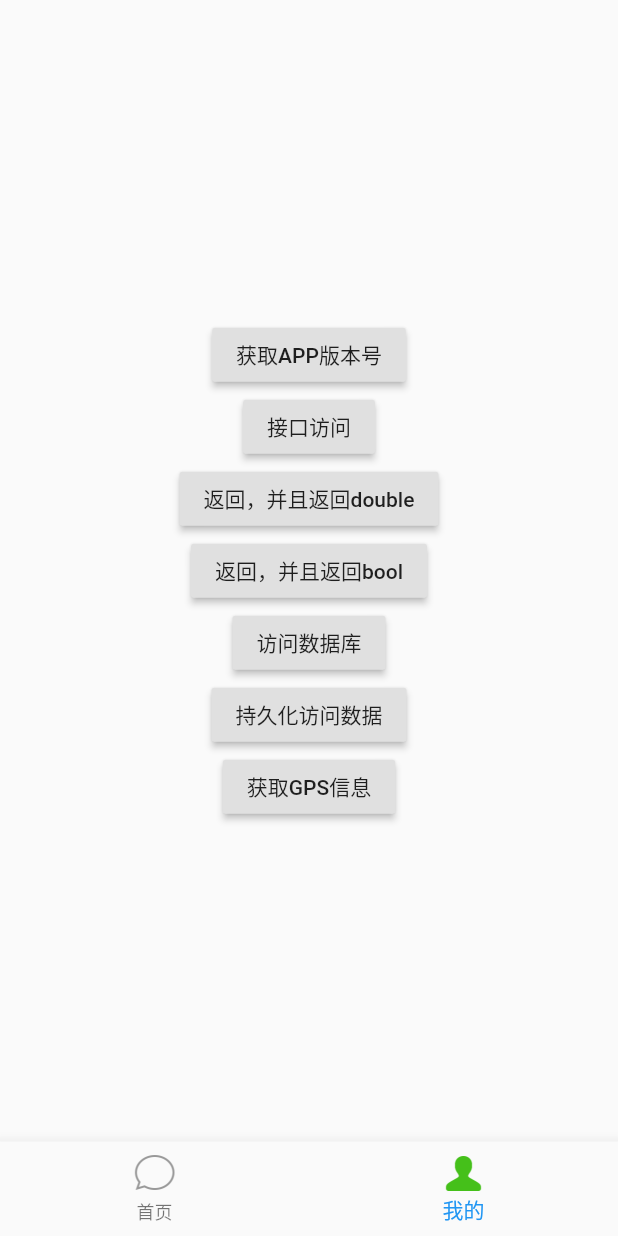
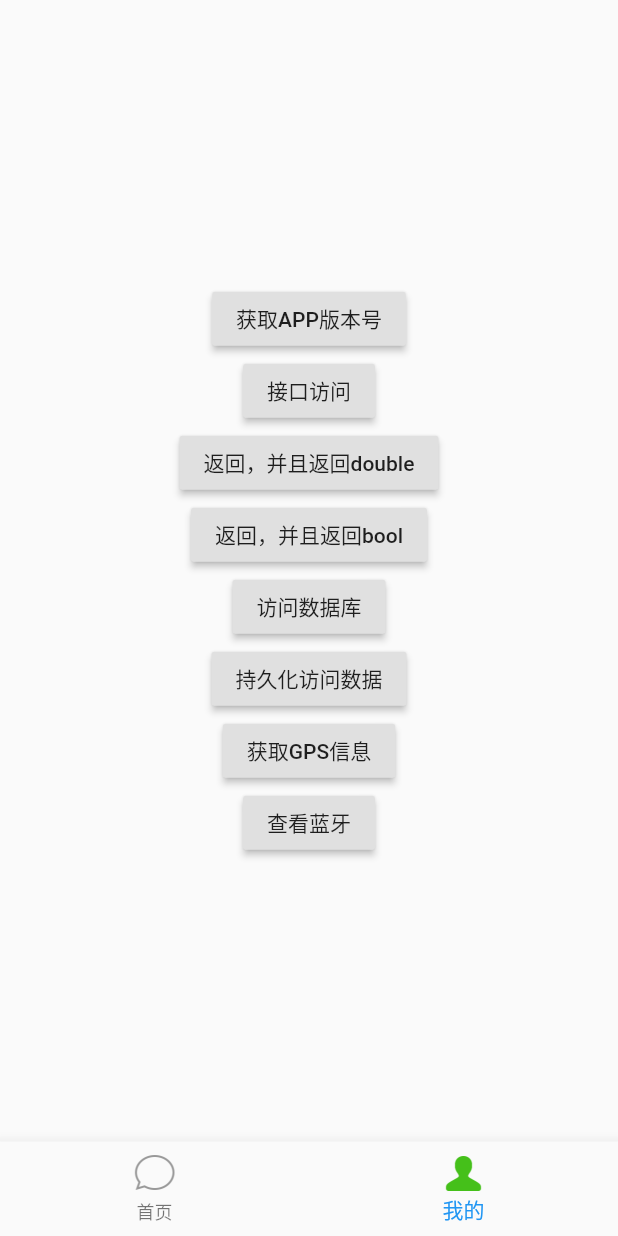
Before and after one commit to TomMi23/MiZiFlutterApp, a Flutter app: the screen it shows after launch, item 2 of the bottom bar chosen, on a phone screen of 412 x 824 dp. Run offline on Flutter 3.47's test engine with Material 2 defaults, Android fonts, the phone set to English and light mode, and no system bars; our stand-ins replace connectivity, dio, fluro, flutter_screenutil, fluttertoast, font_awesome_flutter and 3 more; missing offline and left inert: amap_location, amap_map_fluttify; accounts and stored records are empty.

Commit message:
完成对于蓝牙的开发

```diff
--- a/mizi_flutter_app/lib/common/route/Named_Router.dart
+++ b/mizi_flutter_app/lib/common/route/Named_Router.dart
@@ -3,6 +3,7 @@
 //import 'package:app_jdq_flutter/page/loginPage.dart';
 //import 'package:app_jdq_flutter/page/yifenqiPage.dart';
 import 'package:app/page/amap/GpsPage.dart';
+import 'package:app/page/bluetooth/BluetoothPage.dart';
 import 'package:app/page/gmap/GoogleMapPage.dart';
 import 'package:app/page/login/LoginPage.dart';
 import 'package:app/page/main/HomeTabPage.dart';
@@ -30,6 +31,7 @@ class NamedRouter {
       '/loginPage': (context) => LoginPage(),
       '/googleMapPage': (context) => GoogleMapPage(),
       '/AMapPage': (context) => GpsPage(),
+      '/BluetoothPage': (context) => BluetoothPage(),
     };
     return routes;
   }
--- a/mizi_flutter_app/lib/config/NavigatorUtil.dart
+++ b/mizi_flutter_app/lib/config/NavigatorUtil.dart
@@ -35,6 +35,10 @@ class NavigatorUtil {
   static void goGpsPage(BuildContext context) {
     Application.router.navigateTo(context, Routes.aMap, replace: true);
   }
+  /// 跳转蓝牙页面
+  static void goBluetoothPage(BuildContext context) {
+    Application.router.navigateTo(context, Routes.bluetooth, replace: true);
+  }
 
   /// 返回
   static void goBack(BuildContext context) {
--- a/mizi_flutter_app/lib/config/Route_Handler.dart
+++ b/mizi_flutter_app/lib/config/Route_Handler.dart
@@ -48,3 +48,8 @@ var aMapHandler = new Handler(
     handlerFunc: (BuildContext context, Map<String, List<String>> params) {
       return new GpsPage();
     });
+/// 跳转到蓝牙页
+var bluetoothHandler = new Handler(
+    handlerFunc: (BuildContext context, Map<String, List<String>> params) {
+      return new GpsPage();
+    });
--- a/mizi_flutter_app/lib/config/Routes.dart
+++ b/mizi_flutter_app/lib/config/Routes.dart
@@ -11,6 +11,7 @@ class Routes {
   static String login = "/LoginPage";
   static String googleMap = "/GoogleMapPage";
   static String aMap = "/GpsPage";
+  static String bluetooth="/BluetoothPage";
 
   static void configureRoutes(Router router) {
     // 检测如果没有匹配到路由
@@ -27,6 +28,7 @@ class Routes {
     router.define(login, handler: loginHandler);
     router.define(googleMap, handler: googleMapHandler);
     router.define(aMap, handler: aMapHandler);
+    router.define(bluetooth, handler: bluetoothHandler);
 
   }
 }
--- a/mizi_flutter_app/lib/main.dart
+++ b/mizi_flutter_app/lib/main.dart
@@ -13,6 +13,8 @@ Future main() async {
 //  Router router = Router();
 //  Routes.configureRoutes(router);
 //  Application.router = router;
+  WidgetsFlutterBinding.ensureInitialized();
+
   await StorageManager.init();
 
   return   //运行崩溃收集
@@ -24,6 +26,7 @@ Future main() async {
       SystemChrome.setPreferredOrientations(
           [DeviceOrientation.portraitDown, DeviceOrientation.portraitUp])
           .then((_) {
+
         runApp(Store.init(child: MyApp()));
 
         if (Platform.isAndroid) {
--- a/mizi_flutter_app/lib/page/amap/GpsPage.dart
+++ b/mizi_flutter_app/lib/page/amap/GpsPage.dart
@@ -73,7 +73,7 @@ class _GpsPageState extends State<GpsPage> {
                   zoomLevel: 15,
                   centerCoordinate: LatLng(this.latitude, this.longitude),
                   onMapCreated: (controller) async {
-                    await controller.showMyLocation(true);
+                    await controller.showMyLocation(MyLocationOption(show: true));
                   },
                 ),
               ],
--- a/mizi_flutter_app/lib/page/main/MyTabPage.dart
+++ b/mizi_flutter_app/lib/page/main/MyTabPage.dart
@@ -129,7 +129,12 @@ class _MyTabPageState extends State<MyTabPage> {
             child: Text('获取GPS信息'),
             onPressed: () {
               this.checkPersmission();
-
+            },
+          ),
+          RaisedButton(
+            child: Text('查看蓝牙'),
+            onPressed: () {
+              Navigator.pushNamed(context, '/BluetoothPage');
             },
           ),
         ],
--- a/mizi_flutter_app/pubspec.yaml
+++ b/mizi_flutter_app/pubspec.yaml
@@ -44,7 +44,7 @@ dependencies:
   firebase_core: ^0.4.0+9
   # 高德地图
   amap_location: ^0.2.0
-  amap_map_fluttify: ^0.5.2+d62f0ad
+  amap_map_fluttify: ^0.21.0
   flutter_swiper: ^1.1.6  #无限轮播插件
   permission_handler: ^4.3.0  #申请权限
 
```
Also changed, not shown: mizi_flutter_app/pubspec.lock, 3 other files.
